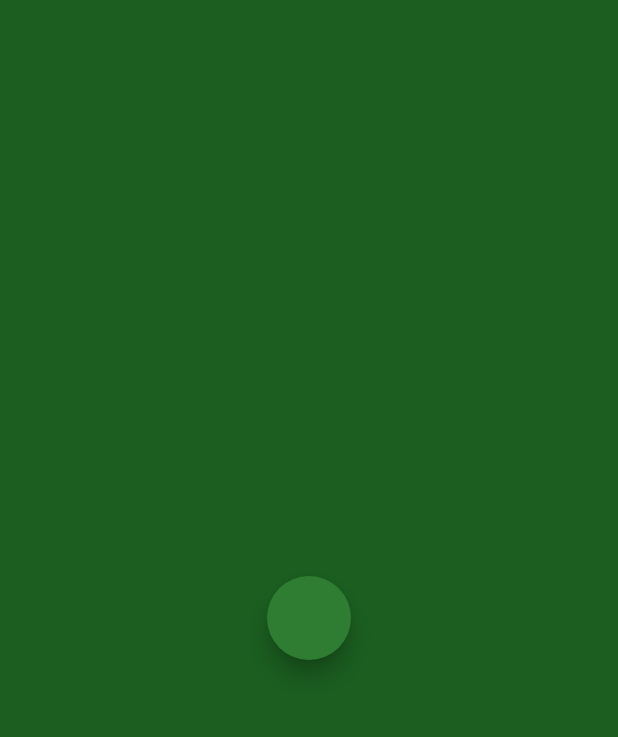
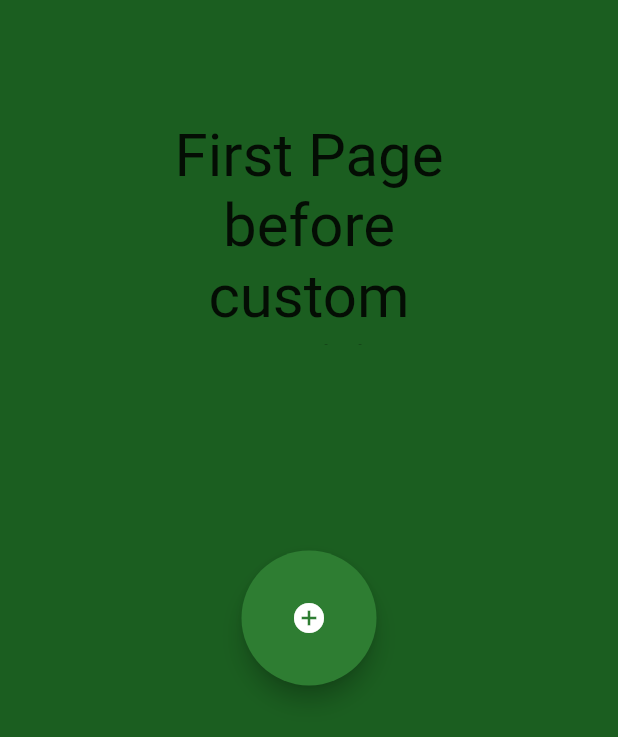
Before and after one commit to C-Mierez/GrimR, a Flutter app: the screen it shows after launch, after a tap on the "art track" icon, on a phone screen of 412 x 824 dp. Shown: the top 737 px of the screen. Run offline on Flutter 3.47's test engine with Material 2 defaults, Android fonts, the light colour scheme and no system bars; our stand-ins replace bloc, built_collection, built_value, chopper, connectivity, dartz and 5 more; generated files the repository leaves out were written again.

Commit message:
Added transition animations everywhere. Added hero tags to buttons too.

```diff
--- a/GrimR/lib/presentation/core/pages/settings_page.dart
+++ b/GrimR/lib/presentation/core/pages/settings_page.dart
@@ -26,6 +26,7 @@ class SettingsPage extends StatelessWidget {
         //? Having the default values, although correct, the animation does not
         //? happen when they are updated.
         color: Theme.of(context).backgroundColor,
+        curve: Curves.easeOut,
         duration: const Duration(seconds: 1),
         padding: const EdgeInsets.symmetric(vertical: 20, horizontal: 15),
         child: const _SettingsColumns(),
@@ -131,7 +132,10 @@ class _ThemesListView extends StatelessWidget {
                       fontWeight: FontWeight.bold,
                     ),
               ),
-              onTap: () {
+              onTap: () async {
+                //? Adding a little delay to allow the tap animation to happen before
+                //? doing any changes. This leads to better visuals
+                await Future.delayed(const Duration(milliseconds: 200));
                 BlocProvider.of<ThemesBloc>(context)
                     .add(ThemesEvent.changed(theme: itemAppTheme));
               },
--- a/GrimR/lib/presentation/core/pages/splash_page.dart
+++ b/GrimR/lib/presentation/core/pages/splash_page.dart
@@ -10,7 +10,10 @@ class SplashPage extends StatelessWidget {
         title: const Text('Splash Page :)'),
         actions: <Widget>[
           IconButton(
-            icon: const Icon(MdiIcons.formatPaint),
+            icon: const Hero(
+              tag: 'appBarIcon',
+              child: Icon(MdiIcons.formatPaint),
+            ),
             onPressed: () {
               Navigator.of(context).pushNamed(Routes.settings);
             },
@@ -21,6 +24,7 @@ class SplashPage extends StatelessWidget {
         onPressed: () {
           Navigator.of(context).pushNamed(Routes.customFirst);
         },
+        heroTag: 'customTrans',
         child: const Icon(Icons.art_track),
       ),
       body: Center(
--- a/GrimR/lib/presentation/core/routes/router.dart
+++ b/GrimR/lib/presentation/core/routes/router.dart
@@ -27,32 +27,24 @@ class RouteGenerator {
           builder: (_) => SplashPage(),
         );
       case Routes.settings:
-        return MaterialPageRoute(
-          builder: (_) => SettingsPage(),
-        );
+        return _settingsPageRoute(duration: const Duration(milliseconds: 700));
+
       case Routes.basicAnimation:
         return MaterialPageRoute(
           builder: (_) => BasicAnimationPage(),
         );
       case Routes.refactoredAnimation:
-        return MaterialPageRoute(
-          builder: (_) => RefactoredAnimationPage(),
+        return _refactoredAnimationPageRoute(
+          duration: const Duration(milliseconds: 700),
         );
       case Routes.customFirst:
-        return MaterialPageRoute(
-          builder: (_) => CustomFirst_Page(),
-        );
+        return _customFirstPageRoute(
+            duration: const Duration(milliseconds: 500));
       case Routes.customSecond:
         // Validation of correct data type
-        return PageRouteBuilder(
-          pageBuilder: (context, animation, secondaryAnimation) =>
-              ListenableProvider<Animation<double>>(
-            create: (context) => animation,
-            child: CustomSecond_Page(),
-          ),
-          transitionDuration: const Duration(milliseconds: 700),
+        return _customSecondPageRoute(
+          duration: const Duration(milliseconds: 700),
         );
-
         // If args is not of the correct type, return an error page.
         // You can also throw an exception while in development.
         return _errorRoute();
@@ -60,6 +52,98 @@ class RouteGenerator {
         // If there is no such named route in the switch statement, e.g. /third
         return _errorRoute();
     }
+  }
+
+  static PageRouteBuilder _customFirstPageRoute({
+    @required Duration duration,
+  }) {
+    return PageRouteBuilder(
+      pageBuilder: (context, animation, secondaryAnimation) =>
+          CustomFirst_Page(),
+      transitionsBuilder: (context, animation, secondaryAnimation, child) {
+        if (animation.status == AnimationStatus.reverse) {
+          return ScaleTransition(
+            scale: animation,
+            child: FadeTransition(
+              opacity: animation,
+              child: child,
+            ),
+          );
+        } else {
+          return FadeTransition(
+            opacity: animation,
+            child: child,
+          );
+        }
+        ;
+      },
+      transitionDuration: duration,
+    );
+  }
+
+  static PageRouteBuilder _refactoredAnimationPageRoute({
+    @required Duration duration,
+  }) {
+    return PageRouteBuilder(
+      pageBuilder: (context, animation, secondaryAnimation) =>
+          RefactoredAnimationPage(),
+      transitionsBuilder: (context, animation, secondaryAnimation, child) =>
+          FadeTransition(
+        opacity: animation,
+        child: child,
+      ),
+      transitionDuration: duration,
+    );
+  }
+
+  static PageRouteBuilder _settingsPageRoute({
+    @required Duration duration,
+  }) {
+    return PageRouteBuilder(
+      pageBuilder: (context, animation, secondaryAnimation) => SettingsPage(),
+      transitionsBuilder: (context, animation, secondaryAnimation, child) {
+        if (animation.status == AnimationStatus.reverse) {
+          return _SlidePageTransition(
+            animation: animation,
+            animationCurve: Curves.easeInToLinear,
+            child: child,
+          );
+        } else {
+          return _SlidePageTransition(
+            animation: animation,
+            animationCurve: Curves.easeOutCubic,
+            child: child,
+          );
+        }
+      },
+      transitionDuration: duration,
+    );
+  }
+
+  static PageRouteBuilder _customSecondPageRoute({
+    @required Duration duration,
+  }) {
+    return PageRouteBuilder(
+      pageBuilder: (context, animation, secondaryAnimation) =>
+          ListenableProvider<Animation<double>>(
+        create: (context) => animation,
+        child: CustomSecond_Page(),
+      ),
+      transitionsBuilder: (context, animation, secondaryAnimation, child) {
+        if (animation.status == AnimationStatus.reverse) {
+          return FadeTransition(
+            opacity: Tween<double>(begin: 0, end: 1).animate(
+              animation,
+            ),
+            child: child,
+          );
+        } else {
+          return child;
+        }
+        ;
+      },
+      transitionDuration: duration,
+    );
   }
 
   static Route<dynamic> _errorRoute() {
@@ -75,26 +159,26 @@ class RouteGenerator {
   }
 }
 
-/*
-import 'package:auto_route/auto_route_annotations.dart';
-import 'package:grimr/presentation/core/pages/splash_page.dart';
-import 'package:grimr/presentation/custom_animations/pages/basic_animation_page.dart';
-import 'package:grimr/presentation/custom_animations/pages/refactored_animation_page.dart';
-import 'package:grimr/presentation/custom_transitions/pages/custom_first_page.dart';
-import 'package:grimr/presentation/custom_transitions/pages/custom_second_page.dart';
+class _SlidePageTransition extends StatelessWidget {
+  final Animation<double> animation;
+  final Widget child;
+  final Curve animationCurve;
 
-@CustomAutoRouter(
-  routes: <AutoRoute>[
-    MaterialRoute(page: SplashPage, initial: true),
-    MaterialRoute(page: CustomFirst_Page),
-    CustomRoute(
-      page: CustomSecond_Page,
-      durationInMilliseconds: 1000,
-    ),
-    MaterialRoute(page: BasicAnimationPage),
-    MaterialRoute(page: RefactoredAnimationPage),
-  ],
-  generateNavigationHelperExtension: true,
-)
-class $Router {}
-*/
+  const _SlidePageTransition({
+    Key key,
+    @required this.animation,
+    @required this.child,
+    @required this.animationCurve,
+  }) : super(key: key);
+
+  @override
+  Widget build(BuildContext context) {
+    return SlideTransition(
+      position: Tween<Offset>(
+        begin: const Offset(1, 0),
+        end: const Offset(0, 0),
+      ).animate(CurvedAnimation(parent: animation, curve: animationCurve)),
+      child: child,
+    );
+  }
+}
--- a/GrimR/lib/presentation/custom_animations/pages/refactored_animation_page.dart
+++ b/GrimR/lib/presentation/custom_animations/pages/refactored_animation_page.dart
@@ -51,6 +51,12 @@ class _RefactoredAnimationPageState extends State<RefactoredAnimationPage>
   Widget build(BuildContext context) {
     return Scaffold(
       appBar: AppBar(
+        leading: IconButton(
+          icon: const Hero(tag: 'appBarIcon', child: Icon(Icons.arrow_back)),
+          onPressed: () {
+            Navigator.of(context).pop();
+          },
+        ),
         title: const Text('Refactored Animation Page'),
       ),
       body: RotatingTransition(
--- a/GrimR/lib/presentation/custom_transitions/pages/custom_first_page.dart
+++ b/GrimR/lib/presentation/custom_transitions/pages/custom_first_page.dart
@@ -5,11 +5,55 @@ class CustomFirst_Page extends StatelessWidget {
   @override
   Widget build(BuildContext context) {
     return Scaffold(
-      body: Center(
-        child: FloatingActionButton(
-          onPressed: () {
-            Navigator.of(context).pushNamed(Routes.customSecond);
-          },
+      body: Container(
+        constraints: const BoxConstraints.expand(),
+        padding: const EdgeInsets.symmetric(horizontal: 20, vertical: 80),
+        child: Wrap(
+          direction: Axis.vertical,
+          alignment: WrapAlignment.spaceBetween,
+          runAlignment: WrapAlignment.center,
+          children: <Widget>[
+            Container(
+              height: 150,
+              width: 250,
+              color: Colors.transparent,
+              child: const Center(
+                child: Text(
+                  'First Page before custom transition',
+                  textAlign: TextAlign.center,
+                  style: TextStyle(
+                    fontSize: 40,
+                  ),
+                ),
+              ),
+            ),
+            Container(
+              height: 150,
+              width: 250,
+              color: Colors.transparent,
+              padding: const EdgeInsets.symmetric(vertical: 30),
+              child: FloatingActionButton(
+                child: const Icon(Icons.add_circle),
+                onPressed: () {
+                  Navigator.of(context).pushNamed(Routes.customSecond);
+                },
+                heroTag: 'customTrans',
+              ),
+            ),
+            Container(
+              height: 150,
+              width: 250,
+              color: Colors.transparent,
+              padding: const EdgeInsets.symmetric(vertical: 30),
+              // child: FloatingActionButton(
+              //   child: const Icon(Icons.add_circle),
+              //   onPressed: () {
+              //     Navigator.of(context).pushNamed(Routes.customSecond);
+              //   },
+              //   heroTag: 'customTrans',
+              // ),
+            ),
+          ],
         ),
       ),
     );
--- a/GrimR/lib/presentation/custom_transitions/pages/custom_second_page.dart
+++ b/GrimR/lib/presentation/custom_transitions/pages/custom_second_page.dart
@@ -30,6 +30,7 @@ class CustomSecond_Page extends StatelessWidget {
           Navigator.of(context).pop();
         },
         label: const Text('Navigate Back'),
+        heroTag: 'customTrans',
       ),
       floatingActionButtonLocation: FloatingActionButtonLocation.centerFloat,
     );
```
